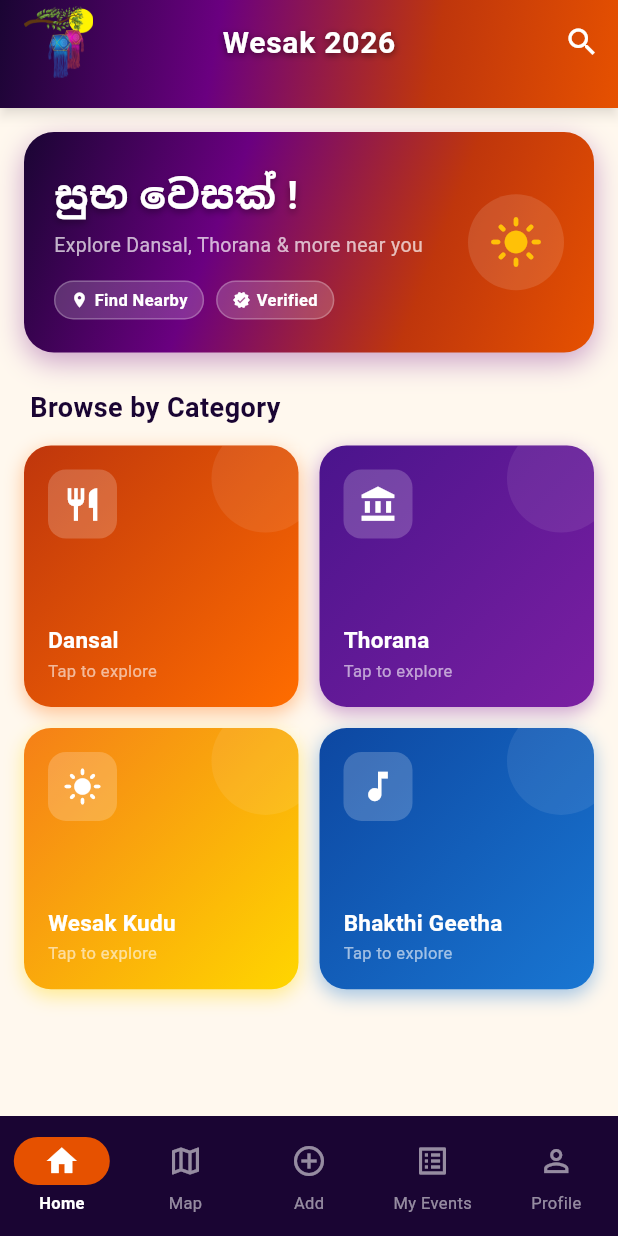
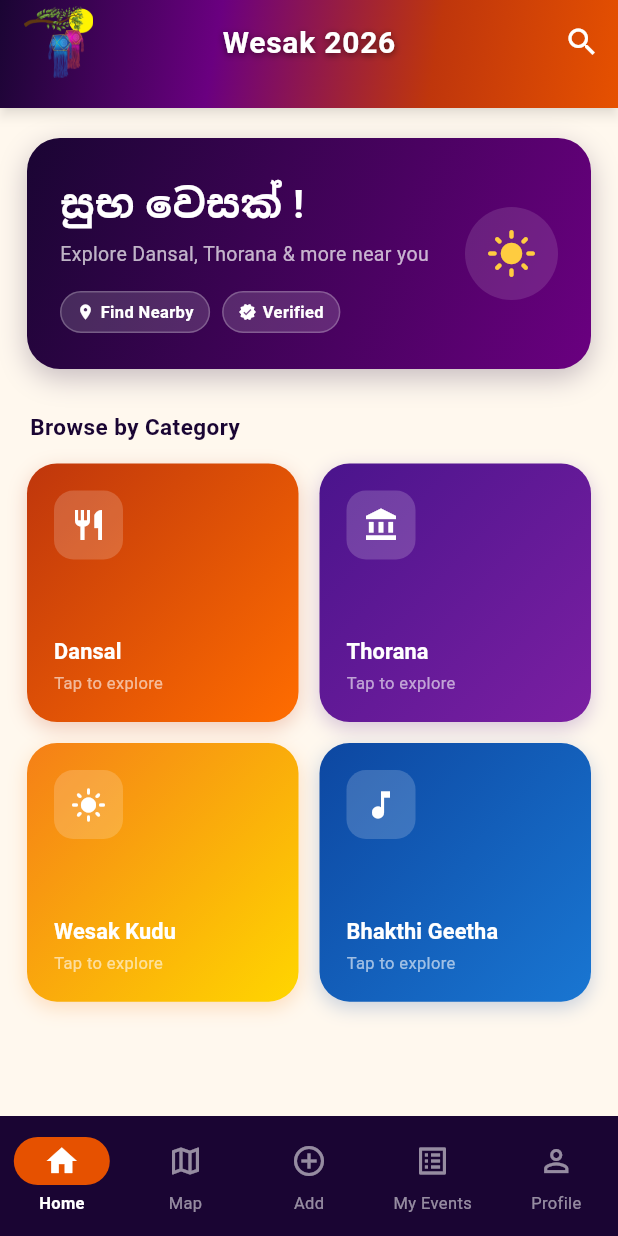
Before and after one commit to VimarshanaBandara/Wesak, a Flutter app: the screen it shows after launch, on a phone screen of 412 x 824 dp. Run offline on Flutter 3.47's test engine with Material 3 defaults, Android fonts, the phone set to English and light mode, and no system bars; our stand-ins replace cloud_firestore, firebase_auth, firebase_core, firebase_storage, flutter_map, geolocator and 4 more; accounts and stored records are empty.

Commit message:
change home screen design

```diff
--- a/lib/screens/home_screen.dart
+++ b/lib/screens/home_screen.dart
@@ -5,14 +5,12 @@ import 'event_list_screen.dart';
 import 'nearby_screen.dart';
 import 'search_screen.dart';
 
-/// Home screen - welcome banner + event category grid
 class HomeScreen extends StatelessWidget {
   const HomeScreen({super.key});
 
   @override
   Widget build(BuildContext context) {
     return Scaffold(
-      // Warm cream background - Wesak lantern glow feel
       backgroundColor: const Color(0xFFFFF8EE),
       appBar: WesakAppBar(
         title: 'Wesak 2026',
@@ -27,28 +25,26 @@ class HomeScreen extends StatelessWidget {
         ],
       ),
       body: SingleChildScrollView(
-        padding: const EdgeInsets.all(16),
+        padding: const EdgeInsets.symmetric(horizontal: 18, vertical: 20),
         child: Column(
           crossAxisAlignment: CrossAxisAlignment.start,
           children: [
             _buildWelcomeBanner(context),
-            const SizedBox(height: 24),
-
+            const SizedBox(height: 28),
             const Padding(
-              padding: EdgeInsets.only(left: 4, bottom: 12),
+              padding: EdgeInsets.only(left: 2, bottom: 14),
               child: Text(
                 'Browse by Category',
                 style: TextStyle(
-                  fontSize: 18,
-                  fontWeight: FontWeight.bold,
+                  fontSize: 15,
+                  fontWeight: FontWeight.w600,
                   color: Color(0xFF1A0533),
                   letterSpacing: 0.3,
                 ),
               ),
             ),
-
             _buildCategoryGrid(context),
-            const SizedBox(height: 8),
+            const SizedBox(height: 12),
           ],
         ),
       ),
@@ -58,23 +54,17 @@ class HomeScreen extends StatelessWidget {
   Widget _buildWelcomeBanner(BuildContext context) {
     return Container(
       width: double.infinity,
-      padding: const EdgeInsets.symmetric(horizontal: 20, vertical: 22),
+      padding: const EdgeInsets.symmetric(horizontal: 22, vertical: 24),
       decoration: BoxDecoration(
         gradient: const LinearGradient(
           begin: Alignment.topLeft,
           end: Alignment.bottomRight,
-          colors: [
-            Color(0xFF1A0533), // Deep violet
-            Color(0xFF6A0080), // Rich purple
-            Color(0xFFBF360C), // Deep saffron
-            Color(0xFFE65100), // Saffron orange
-          ],
-          stops: [0.0, 0.35, 0.7, 1.0],
+          colors: [Color(0xFF1A0533), Color(0xFF6A0080)],
         ),
-        borderRadius: BorderRadius.circular(20),
+        borderRadius: BorderRadius.circular(22),
         boxShadow: [
           BoxShadow(
-            color: const Color(0xFF6A0080).withValues(alpha: 0.35),
+            color: const Color(0xFF1A0533).withValues(alpha: 0.25),
             blurRadius: 16,
             offset: const Offset(0, 6),
           ),
@@ -93,13 +83,6 @@ class HomeScreen extends StatelessWidget {
                     fontSize: 26,
                     fontWeight: FontWeight.bold,
                     letterSpacing: 0.5,
-                    shadows: [
-                      Shadow(
-                        color: Colors.black38,
-                        blurRadius: 6,
-                        offset: Offset(0, 2),
-                      ),
-                    ],
                   ),
                 ),
                 const SizedBox(height: 6),
@@ -108,17 +91,16 @@ class HomeScreen extends StatelessWidget {
                   style: TextStyle(
                     color: Colors.white70,
                     fontSize: 13,
+                    height: 1.4,
                   ),
                 ),
-                const SizedBox(height: 14),
-                // Badge row
+                const SizedBox(height: 16),
                 Row(
                   children: [
                     GestureDetector(
                       onTap: () => Navigator.push(
                         context,
-                        MaterialPageRoute(
-                            builder: (_) => const NearbyScreen()),
+                        MaterialPageRoute(builder: (_) => const NearbyScreen()),
                       ),
                       child: _buildBadge(Icons.location_on, 'Find Nearby'),
                     ),
@@ -129,18 +111,18 @@ class HomeScreen extends StatelessWidget {
               ],
             ),
           ),
-          // Decorative lantern icon
+          const SizedBox(width: 12),
           Container(
-            width: 64,
-            height: 64,
+            width: 62,
+            height: 62,
             decoration: BoxDecoration(
               color: Colors.white.withValues(alpha: 0.12),
               shape: BoxShape.circle,
             ),
             child: const Icon(
               Icons.light_mode,
-              color: Colors.amber,
-              size: 36,
+              color: Color(0xFFFFCC40),
+              size: 34,
             ),
           ),
         ],
@@ -150,9 +132,9 @@ class HomeScreen extends StatelessWidget {
 
   Widget _buildBadge(IconData icon, String label) {
     return Container(
-      padding: const EdgeInsets.symmetric(horizontal: 10, vertical: 4),
+      padding: const EdgeInsets.symmetric(horizontal: 10, vertical: 5),
       decoration: BoxDecoration(
-        color: Colors.white.withValues(alpha: 0.18),
+        color: Colors.white.withValues(alpha: 0.15),
         borderRadius: BorderRadius.circular(20),
         border: Border.all(color: Colors.white24),
       ),
@@ -209,7 +191,9 @@ class HomeScreen extends StatelessWidget {
       crossAxisSpacing: 14,
       mainAxisSpacing: 14,
       childAspectRatio: 1.05,
-      children: categories.map((cat) => _buildCategoryCard(context, cat)).toList(),
+      children: categories
+          .map((cat) => _buildCategoryCard(context, cat))
+          .toList(),
     );
   }
 
@@ -218,10 +202,8 @@ class HomeScreen extends StatelessWidget {
       onTap: () => Navigator.push(
         context,
         MaterialPageRoute(
-          builder: (_) => EventListScreen(
-            eventType: cat.eventType,
-            displayName: cat.name,
-          ),
+          builder: (_) =>
+              EventListScreen(eventType: cat.eventType, displayName: cat.name),
         ),
       ),
       child: Container(
@@ -231,33 +213,17 @@ class HomeScreen extends StatelessWidget {
             end: Alignment.bottomRight,
             colors: cat.gradientColors,
           ),
-          borderRadius: BorderRadius.circular(18),
+          borderRadius: BorderRadius.circular(20),
           boxShadow: [
             BoxShadow(
-              color: cat.gradientColors.last.withValues(alpha: 0.4),
+              color: cat.gradientColors.first.withValues(alpha: 0.22),
               blurRadius: 10,
               offset: const Offset(0, 4),
             ),
           ],
         ),
-        child: Stack(
-          children: [
-            // Subtle circle decoration top-right
-            Positioned(
-              top: -14,
-              right: -14,
-              child: Container(
-                width: 72,
-                height: 72,
-                decoration: BoxDecoration(
-                  color: Colors.white.withValues(alpha: 0.08),
-                  shape: BoxShape.circle,
-                ),
-              ),
-            ),
-            // Content
-            Padding(
-              padding: const EdgeInsets.all(16),
+        child: Padding(
+          padding: const EdgeInsets.all(18),
           child: Column(
             mainAxisAlignment: MainAxisAlignment.center,
             crossAxisAlignment: CrossAxisAlignment.start,
@@ -266,33 +232,28 @@ class HomeScreen extends StatelessWidget {
                 width: 46,
                 height: 46,
                 decoration: BoxDecoration(
-                      color: Colors.white.withValues(alpha: 0.2),
-                      borderRadius: BorderRadius.circular(12),
+                  color: Colors.white.withValues(alpha: 0.18),
+                  borderRadius: BorderRadius.circular(13),
                 ),
-                    child: Icon(cat.icon, color: Colors.white, size: 26),
+                child: Icon(cat.icon, color: Colors.white, size: 24),
               ),
               const Spacer(),
               Text(
                 cat.name,
                 style: const TextStyle(
                   color: Colors.white,
-                      fontSize: 15,
-                      fontWeight: FontWeight.bold,
-                      letterSpacing: 0.2,
+                  fontSize: 14.5,
+                  fontWeight: FontWeight.w700,
+                  letterSpacing: 0.1,
                 ),
               ),
               const SizedBox(height: 2),
               const Text(
                 'Tap to explore',
-                    style: TextStyle(
-                      color: Colors.white60,
-                      fontSize: 11,
-                    ),
+                style: TextStyle(color: Colors.white60, fontSize: 11),
               ),
             ],
           ),
-            ),
-          ],
         ),
       ),
     );
```
Lines whose indentation alone changed are shown as unchanged.
